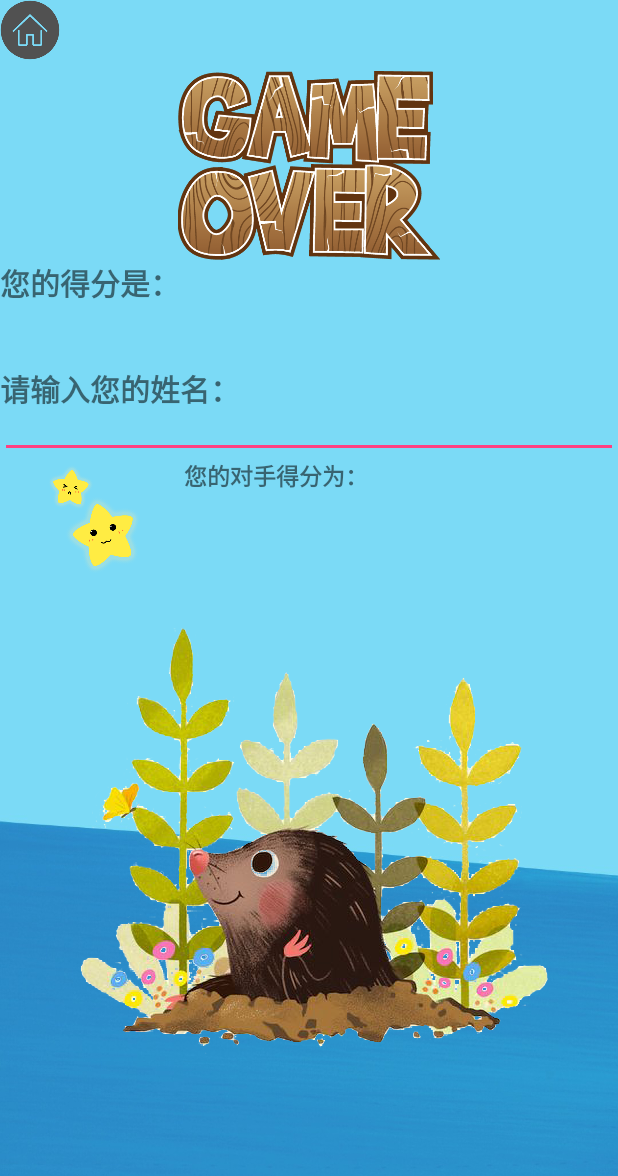
After one commit to leo019527/GameHitting, an Android app: the layout lowscore.xml on its own in the app's theme, with its tools: preview values and no code run, on a phone screen of 412 x 824 dp. The commit adds this screen. Shown: the top 1176 px of the screen. Run offline under Robolectric (Android 15) with nearby library versions, the phone set to English and light mode, and no system bars.

```diff
--- /dev/null
+++ b/app/src/main/res/layout/lowscore.xml
@@ -0,0 +1,141 @@
+<?xml version="1.0" encoding="utf-8"?>
+<LinearLayout xmlns:android="http://schemas.android.com/apk/res/android"
+    xmlns:app="http://schemas.android.com/apk/res-auto"
+    android:orientation="vertical" android:layout_width="match_parent"
+    android:layout_height="match_parent">
+
+
+    <LinearLayout
+        android:layout_width="match_parent"
+        android:layout_height="match_parent"
+        android:background="@mipmap/blueback"
+        android:orientation="vertical"
+        android:weightSum="1">
+
+        <LinearLayout
+            android:layout_width="match_parent"
+            android:layout_height="47dp"
+            android:background="#00000000"
+            android:orientation="horizontal">
+
+            <ImageButton
+                android:id="@+id/imagehome2"
+                android:layout_width="40dp"
+                android:layout_height="40dp"
+                android:onClick="onClick"
+                android:background="#00000000"
+                android:scaleType="fitStart"
+                app:srcCompat="@mipmap/home" />
+        </LinearLayout>
+
+        <ImageView
+            android:id="@+id/imageView2"
+            android:layout_width="233dp"
+            android:layout_height="126dp"
+            android:layout_gravity="center"
+            app:srcCompat="@mipmap/gameover" />
+
+        <LinearLayout
+            android:layout_width="match_parent"
+            android:layout_height="132dp"
+            android:orientation="vertical">
+
+            <TextView
+                android:id="@+id/score_remain"
+                android:layout_width="match_parent"
+                android:layout_height="wrap_content"
+                android:layout_gravity="top"
+                android:text="您的得分是："
+                android:textSize="20sp"
+                android:textStyle="bold" />
+
+            <TextView
+                android:id="@+id/higher"
+                android:layout_width="match_parent"
+                android:layout_height="wrap_content"
+                android:textSize="30sp" />
+
+            <TextView
+                android:id="@+id/name_remain"
+                android:layout_width="match_parent"
+                android:layout_height="wrap_content"
+                android:layout_gravity="center"
+                android:text="请输入您的姓名："
+                android:textSize="20sp"
+                android:textStyle="bold" />
+
+            <EditText
+                android:id="@+id/lowname"
+                android:layout_width="match_parent"
+                android:layout_height="wrap_content"
+                android:layout_gravity="center"
+                android:textSize="20sp"
+                android:textStyle="bold" />
+
+        </LinearLayout>
+
+        <LinearLayout
+            android:layout_width="match_parent"
+            android:layout_height="match_parent"
+            android:orientation="vertical">
+
+
+            <LinearLayout
+                android:layout_width="match_parent"
+                android:layout_height="wrap_content"
+                android:orientation="horizontal">
+
+                <ImageView
+                    android:id="@+id/imageView6"
+                    android:layout_width="80dp"
+                    android:layout_height="80dp"
+                    android:layout_gravity="left"
+                    android:layout_weight="1"
+                    app:srcCompat="@mipmap/star3" />
+
+                <LinearLayout
+                    android:layout_width="289dp"
+                    android:layout_height="match_parent"
+                    android:orientation="vertical">
+
+                    <TextView
+                        android:id="@+id/lowsplayer"
+                        android:layout_width="match_parent"
+                        android:layout_height="wrap_content"
+                        android:layout_weight="1"
+                        android:text="您的对手得分为："
+                        android:textSize="15sp"
+                        android:textStyle="bold" />
+
+                    <TextView
+                        android:id="@+id/lower"
+                        android:layout_width="match_parent"
+                        android:layout_height="wrap_content"
+                        android:layout_weight="1"
+                        android:textSize="30sp"
+                        android:textStyle="bold" />
+
+                </LinearLayout>
+
+            </LinearLayout>
+
+            <LinearLayout
+                android:layout_width="match_parent"
+                android:layout_height="match_parent"
+                android:layout_weight="1"
+                android:orientation="horizontal">
+                <ImageView
+                    android:id="@+id/imageView3"
+                    android:layout_width="match_parent"
+                    android:layout_height="wrap_content"
+                    app:srcCompat="@mipmap/mole" />
+
+            </LinearLayout>
+
+
+        </LinearLayout>
+
+
+    </LinearLayout>
+
+</LinearLayout>
```
Also changed, not shown: app/src/main/java/com/example/dong/gamehit/Double2Activity.java (+19 -5 lines), app/src/main/java/com/example/dong/gamehit/HighScore.java (added, +61 -0 lines), app/src/main/java/com/example/dong/gamehit/LowScore.java (added, +61 -0 lines), app/src/main/java/com/example/dong/gamehit/rankscene.java (+0 -13 lines), app/src/main/java/com/example/dong/gamehit/score.java (deleted, +0 -16 lines), app/src/main/res/layout/highestscore.xml (added, +132 -0 lines), app/src/main/res/mipmap-hdpi/blueback.jpg (added), app/src/main/res/mipmap-hdpi/champion.png (added), app/src/main/res/mipmap-hdpi/gameover.png (added), app/src/main/res/mipmap-hdpi/mole.png (added), app/src/main/res/mipmap-hdpi/star.png (added), app/src/main/res/mipmap-hdpi/star3.png (added).
